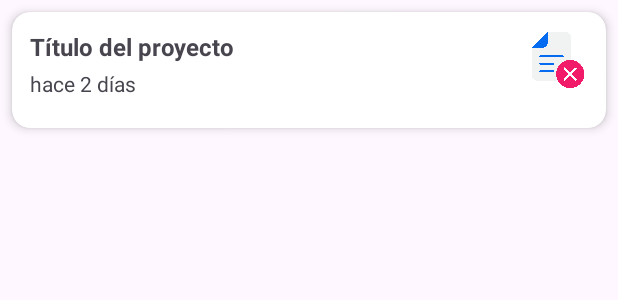
After one commit to urielbaluna/teshub-appKotlin, an Android app: the layout item_publicacion_perfil.xml on its own in the app's theme, with its tools: preview values and no code run, on a phone screen of 412 x 824 dp. The commit adds this screen. Shown: the top 300 px of the screen. Run offline under Robolectric (Android 15) with nearby library versions, the phone set to English and light mode, and no system bars.

Commit message:
servicios de eliminar y obtener mis encuestas listas

```diff
--- a/app/src/main/res/layout/item_publicacion.xml
+++ b/app/src/main/res/layout/item_publicacion.xml
@@ -58,6 +58,7 @@
                 android:layout_height="wrap_content"
                 android:text="2023-10-27"
                 android:textSize="12sp"/>
+
         </LinearLayout>
     </LinearLayout>
 </androidx.cardview.widget.CardView>
--- /dev/null
+++ b/app/src/main/res/layout/item_publicacion_perfil.xml
@@ -0,0 +1,65 @@
+<?xml version="1.0" encoding="utf-8"?>
+<androidx.cardview.widget.CardView
+    xmlns:android="http://schemas.android.com/apk/res/android"
+    xmlns:app="http://schemas.android.com/apk/res-auto"
+    android:layout_width="match_parent"
+    android:layout_height="wrap_content"
+    android:layout_margin="8dp"
+    app:cardCornerRadius="12dp"
+    app:cardElevation="4dp">
+
+    <RelativeLayout
+        android:layout_width="match_parent"
+        android:layout_height="wrap_content"
+        android:padding="12dp">
+
+        <!-- Botón eliminar arriba a la derecha -->
+        <ImageView
+            android:id="@+id/btnEliminarPublicacion"
+            android:layout_width="40dp"
+            android:layout_height="40dp"
+            android:src="@drawable/ic_delete"
+            android:contentDescription="Eliminar"
+            android:layout_alignParentTop="true"
+            android:layout_alignParentEnd="true"/>
+
+        <!-- Título del proyecto -->
+        <TextView
+            android:id="@+id/tvTituloPublicacion"
+            android:layout_width="match_parent"
+            android:layout_height="wrap_content"
+            android:text="Título del proyecto"
+            android:textSize="16sp"
+            android:textStyle="bold"
+            android:layout_alignParentStart="true"
+            android:layout_toStartOf="@id/btnEliminarPublicacion"/>
+
+        <!-- Hace cuanto -->
+        <TextView
+            android:id="@+id/tvHaceCuanto"
+            android:layout_width="wrap_content"
+            android:layout_height="wrap_content"
+            android:text="hace 2 días"
+            android:textSize="14sp"
+            android:layout_below="@id/tvTituloPublicacion"
+            android:paddingTop="4dp"/>
+
+
+        <!-- Calificación y fecha -->
+        <LinearLayout
+            android:id="@+id/layout_calificacion_fecha"
+            android:layout_width="match_parent"
+            android:layout_height="wrap_content"
+            android:orientation="horizontal"
+            android:layout_below="@+id/tvHaceCuanto"
+            android:layout_marginTop="8dp"
+            android:gravity="center_vertical">
+
+
+
+
+        </LinearLayout>
+
+    </RelativeLayout>
+
+</androidx.cardview.widget.CardView>
--- a/app/src/main/res/xml/network_security_config.xml
+++ b/app/src/main/res/xml/network_security_config.xml
@@ -1,6 +1,6 @@
 <?xml version="1.0" encoding="utf-8"?>
 <network-security-config>
     <domain-config cleartextTrafficPermitted="true">
-        <domain includeSubdomains="true">teshub.urielbaluna.com</domain>
+        <domain includeSubdomains="true">10.0.2.2</domain>
     </domain-config>
 </network-security-config>
--- a/gradle.properties
+++ b/gradle.properties
@@ -21,4 +21,4 @@ kotlin.code.style=official
 # resources declared in the library itself and none from the library's dependencies,
 # thereby reducing the size of the R class for that library
 android.nonTransitiveRClass=true
-API_BASE_URL=http://teshub.urielbaluna.com
+API_BASE_URL=http://10.0.2.2:3000
```
Also changed, not shown: app/src/main/java/com/example/teshub_v1/data/model/PublicacionInfo.kt (added, +11 -0 lines), app/src/main/java/com/example/teshub_v1/data/network/PublicacionesService.kt (+14 -0 lines), app/src/main/java/com/example/teshub_v1/ui/usuarios/PerfilFragment.kt (+70 -29 lines), app/src/main/java/com/example/teshub_v1/ui/usuarios/PerfilPublicacionAdapter.kt (added, +70 -0 lines), app/src/main/res/layout/fragment_perfil.xml (+8 -9 lines), app/src/main/res/drawable/ic_delete.webp (added).
